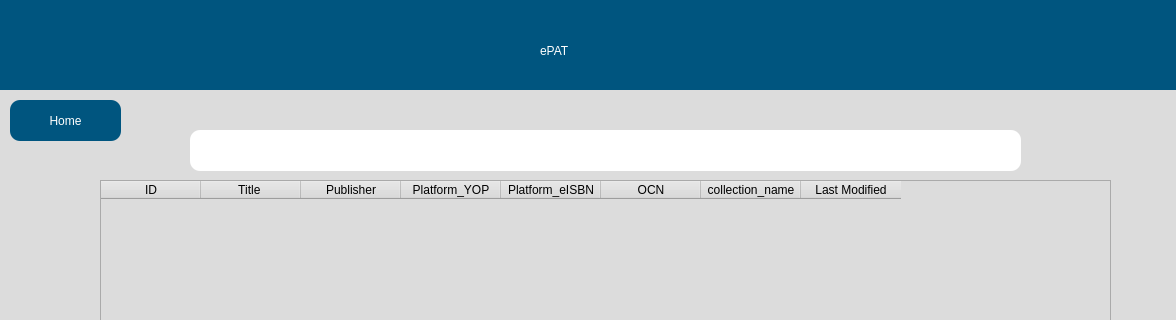
Before: the Qt Designer form src/user_interface/English_searchDisplay.ui in eppenney/eBook-Perpetual-Access-Rights-Tracker, drawn with Qt 5; both pictures show x 0 to 1176 and y 0 to 320 of the 1176 by 923 pixel window.
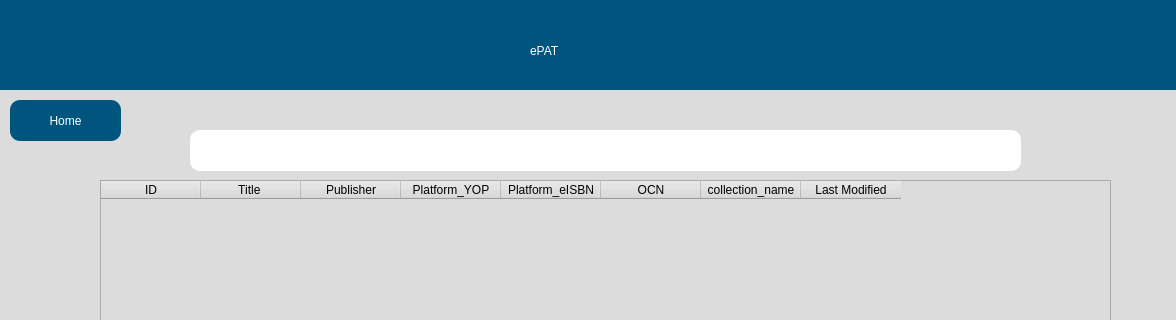
After: the same form once the commit is applied.

What changed in the file:
```diff
--- a/src/user_interface/English_searchDisplay.ui
+++ b/src/user_interface/English_searchDisplay.ui
@@ -59,7 +59,7 @@
    <widget class="QWidget" name="widget_2" native="true">
     <property name="geometry">
      <rect>
-      <x>20</x>
+      <x>10</x>
       <y>20</y>
       <width>1200</width>
       <height>90</height>
```
